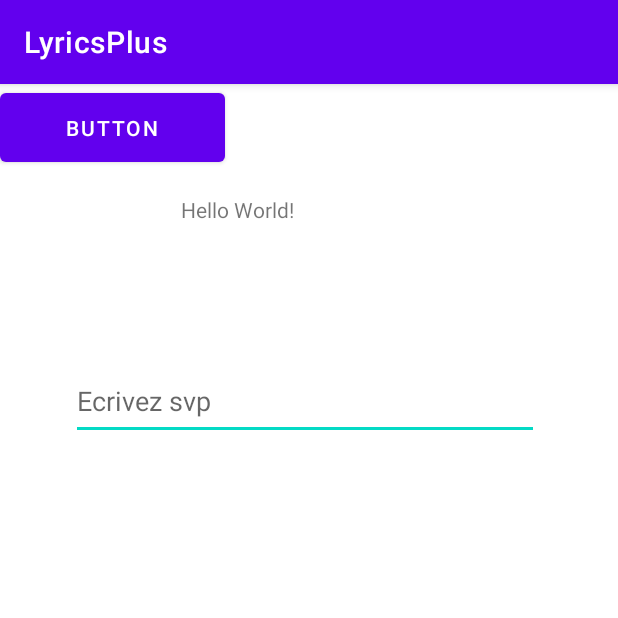
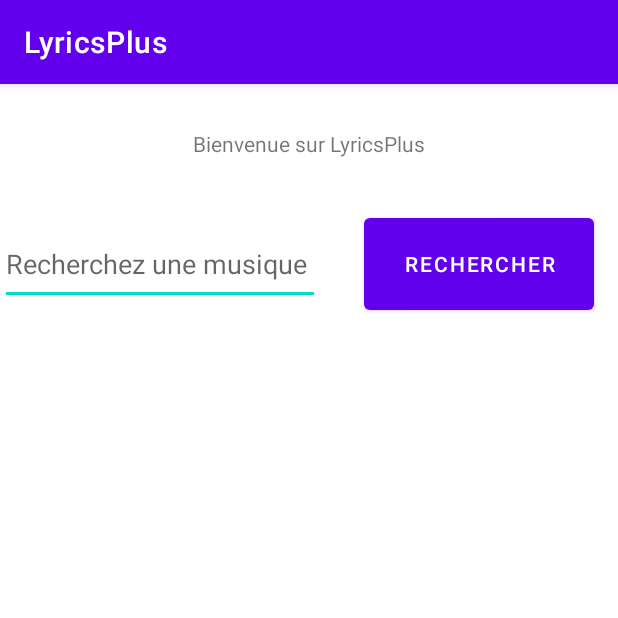
Before and after one commit to Degeur/LyricsPlus, an Android app: the screen it shows after launch (MainActivity), on a phone screen of 412 x 824 dp, the top half of it. Run offline under Robolectric (Android 15) with nearby library versions, the phone set to English and light mode, and no system bars.

Commit message:
ça marche

```diff
--- a/app/src/main/res/layout/activity_main.xml
+++ b/app/src/main/res/layout/activity_main.xml
@@ -10,32 +10,44 @@
     <TextView
         android:layout_width="wrap_content"
         android:layout_height="wrap_content"
-        android:text="Hello World!"
+        android:text="Bienvenue sur LyricsPlus"
         app:layout_constraintBottom_toBottomOf="parent"
         app:layout_constraintEnd_toEndOf="parent"
-        app:layout_constraintHorizontal_bias="0.359"
         app:layout_constraintStart_toStartOf="parent"
         app:layout_constraintTop_toTopOf="parent"
-        app:layout_constraintVertical_bias="0.099" />
+        app:layout_constraintVertical_bias="0.04" />
 
     <EditText
         android:id="@+id/edit_text"
-        android:layout_width="312dp"
-        android:layout_height="52dp"
-        android:hint="Ecrivez svp"
+        android:layout_width="213dp"
+        android:layout_height="54dp"
+        android:hint="Recherchez une musique"
         app:layout_constraintBottom_toBottomOf="parent"
         app:layout_constraintEnd_toEndOf="parent"
-        app:layout_constraintHorizontal_bias="0.471"
+        app:layout_constraintHorizontal_bias="0.0"
         app:layout_constraintStart_toStartOf="parent"
         app:layout_constraintTop_toTopOf="parent"
-        app:layout_constraintVertical_bias="0.259" />
+        app:layout_constraintVertical_bias="0.131" />
 
     <Button
         android:id="@+id/buttton"
-        android:layout_width="150dp"
-        android:layout_height="58dp"
-        android:text="Button"
-        tools:layout_editor_absoluteX="120dp"
-        tools:layout_editor_absoluteY="310dp"
+        android:layout_width="153dp"
+        android:layout_height="73dp"
+        android:text="Rechercher"
+        app:layout_constraintBottom_toBottomOf="parent"
+        app:layout_constraintEnd_toEndOf="parent"
+        app:layout_constraintHorizontal_bias="0.937"
+        app:layout_constraintStart_toStartOf="parent"
+        app:layout_constraintTop_toTopOf="parent"
+        app:layout_constraintVertical_bias="0.12"
         tools:ignore="MissingConstraints" />
+
+    <LinearLayout
+        android:layout_width="290dp"
+        android:layout_height="93dp"
+        android:orientation="horizontal"
+        tools:layout_editor_absoluteX="35dp"
+        tools:layout_editor_absoluteY="280dp"></LinearLayout>
+
+
 </androidx.constraintlayout.widget.ConstraintLayout>
```
